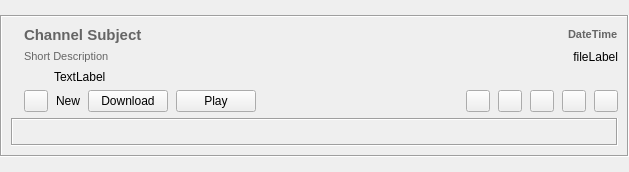
The window that retroshare-gui/src/gui/feeds/ChanMsgItem.ui (RetroShare/RetroShare) describes before a commit, drawn with Qt 5.
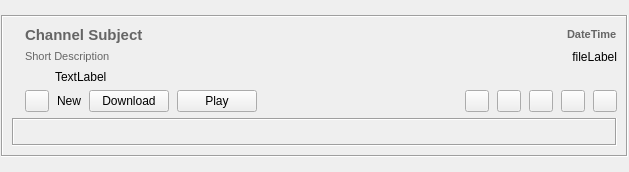
The same window after the commit. Icons and pictures are not drawn.

Commit message: set a minimum spacing of 1 pixel, for better look

Patch:
```diff
--- a/retroshare-gui/src/gui/feeds/ChanMsgItem.ui
+++ b/retroshare-gui/src/gui/feeds/ChanMsgItem.ui
@@ -18,7 +18,7 @@
     <number>1</number>
    </property>
    <property name="margin">
-    <number>0</number>
+    <number>1</number>
    </property>
    <item row="0" column="0">
     <widget class="QFrame" name="frame">
```
